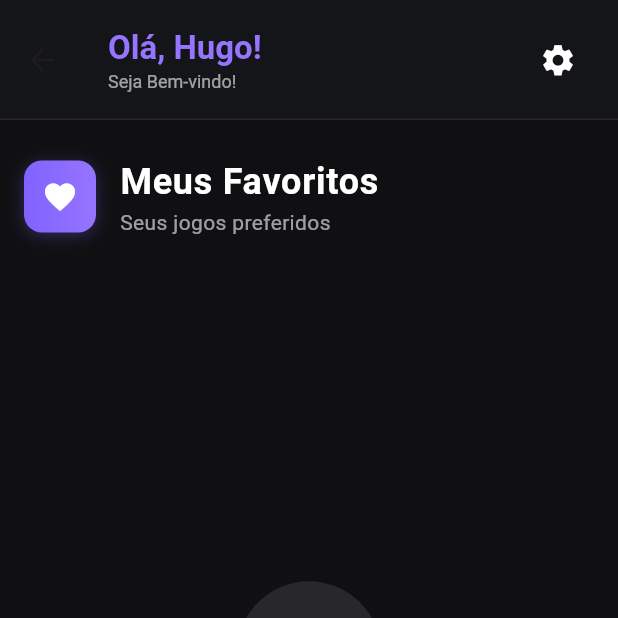
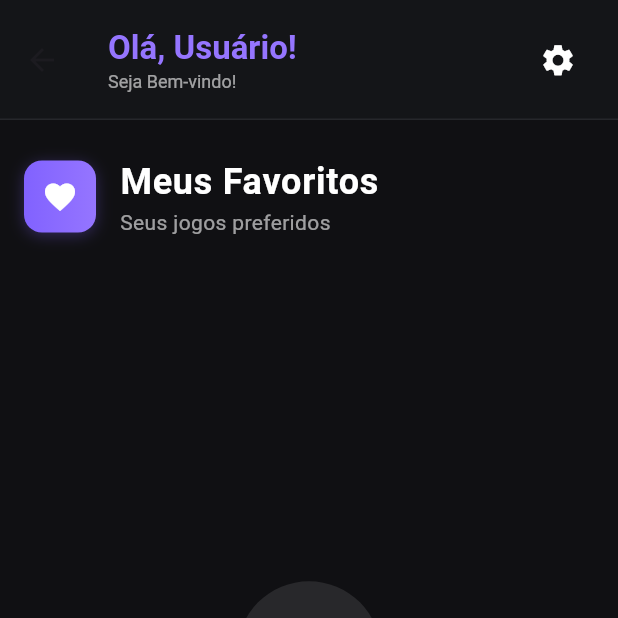
Before and after one commit to Hugo-Machado02/flutter_projeto_final, a Flutter app: the FavoriteGames screen opened by its route, on a phone screen of 412 x 824 dp, the top half of it. Run offline on Flutter 3.47's test engine with Material 3 defaults, Android fonts, the phone set to English and light mode, and no system bars; our stand-ins replace get, hive, hive_flutter; accounts and stored records are empty; statements that could not run were skipped.

Commit message:
✨ feat: Implementa Gerencia de Estado no nome

```diff
--- a/lib/shared/custom_app_bar.dart
+++ b/lib/shared/custom_app_bar.dart
@@ -1,5 +1,7 @@
 import 'package:flutter/material.dart';
+import 'package:get/get.dart';
 import 'package:projeto_final/pages/perfil.dart';
+import 'package:projeto_final/controllers/auth_controller.dart';
 
 class CustomAppBar extends StatelessWidget implements PreferredSizeWidget {
   const CustomAppBar({super.key});
@@ -18,14 +20,18 @@ class CustomAppBar extends StatelessWidget implements PreferredSizeWidget {
             crossAxisAlignment: CrossAxisAlignment.start,
             mainAxisSize: MainAxisSize.min,
             children: [
-              Text(
-                'Olá, Hugo!',
-                style: TextStyle(
-                  fontSize: 22,
-                  color: const Color(0xFF9575FF),
-                  fontWeight: FontWeight.bold,
-                ),
-              ),
+              Obx(() {
+                final authController = Get.find<AuthController>();
+                final userName = authController.currentUser.value?.name ?? 'Usuário';
+                return Text(
+                  'Olá, $userName!',
+                  style: TextStyle(
+                    fontSize: 22,
+                    color: const Color(0xFF9575FF),
+                    fontWeight: FontWeight.bold,
+                  ),
+                );
+              }),
               Text(
                 'Seja Bem-vindo!',
                 style: TextStyle(fontSize: 12, color: Colors.white60),
```
